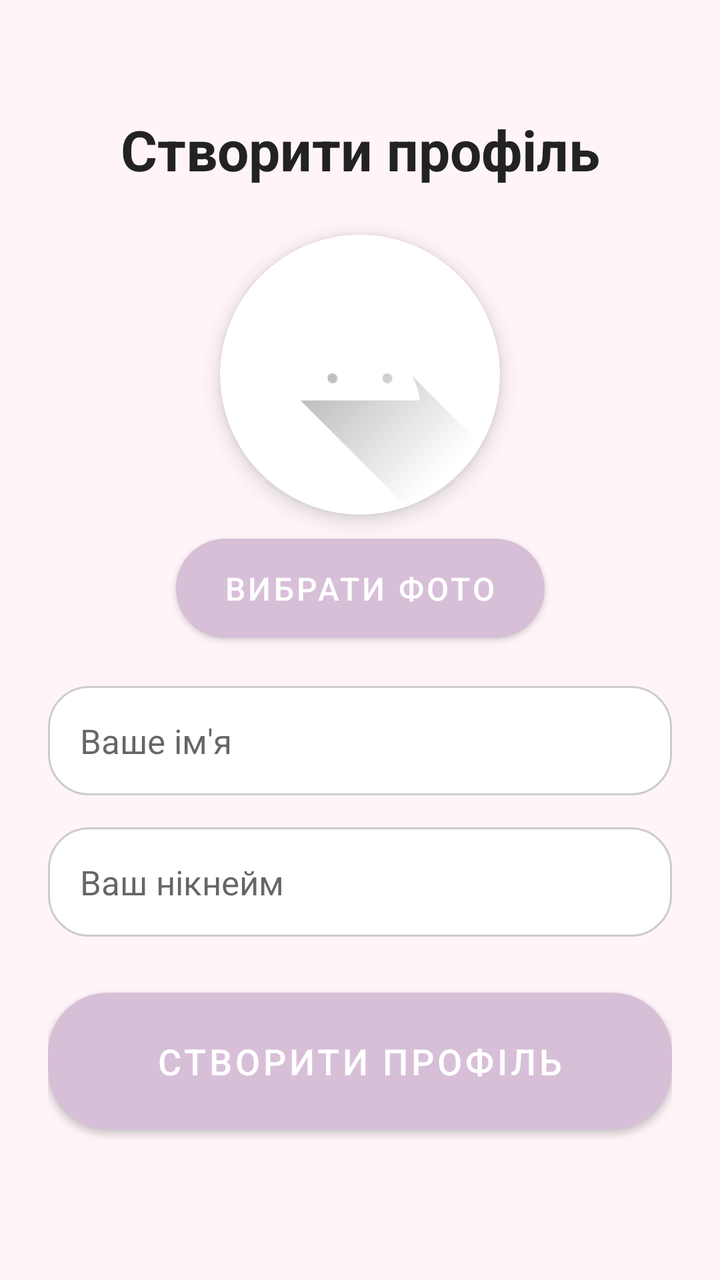
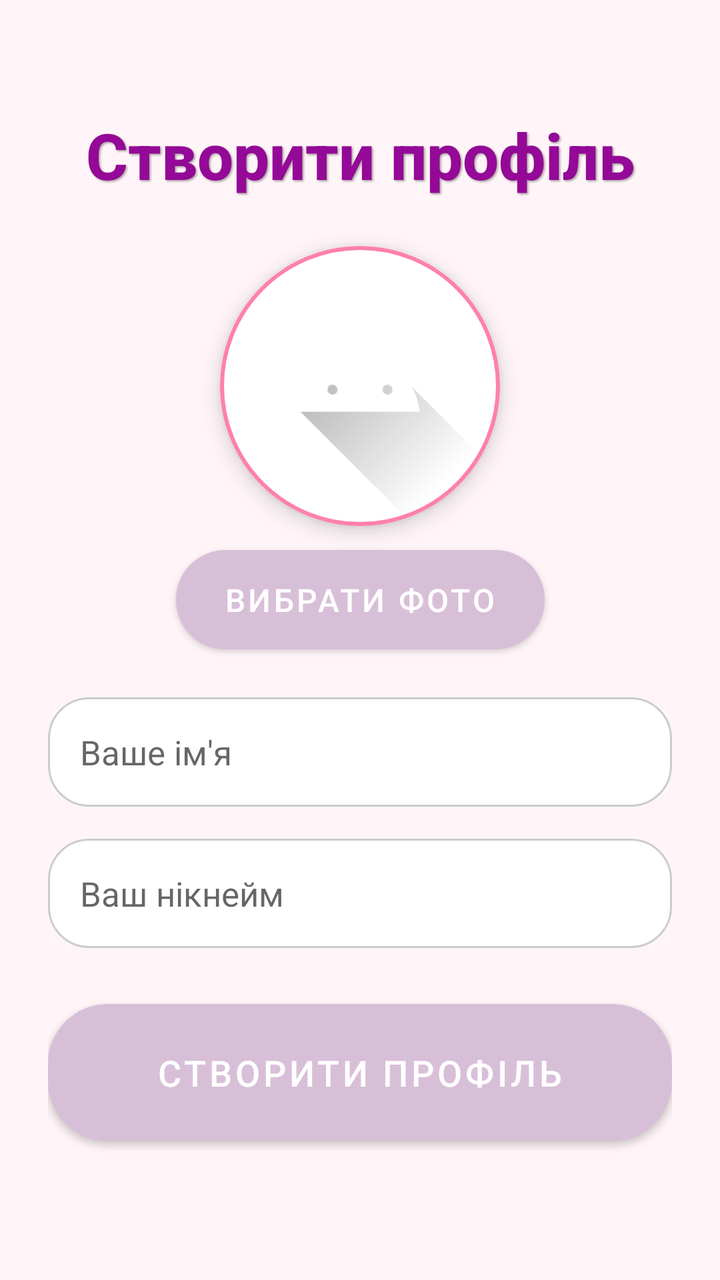

Screens rendered from an Android XML layout before and after an edit, with the pre-edit source and the edit as a unified diff.
<!-- AndroidManifest.xml: application theme Theme.CreateWardrobe -->
<!-- res/layout/activity_main.xml -->
<?xml version="1.0" encoding="utf-8"?>
<androidx.constraintlayout.widget.ConstraintLayout
    android:id="@+id/mainLayout"
    xmlns:android="http://schemas.android.com/apk/res/android"
    xmlns:app="http://schemas.android.com/apk/res-auto"
    xmlns:tools="http://schemas.android.com/tools"
    android:layout_width="match_parent"
    android:layout_height="match_parent"
    android:background="#FFF5F8"
    android:padding="24dp"
    tools:context=".MainActivity">


    <TextView
        android:id="@+id/titleText"
        android:layout_width="0dp"
        android:layout_height="wrap_content"
        android:text="Створити профіль"
        android:textColor="#222222"
        android:textSize="28sp"
        android:textStyle="bold"
        android:gravity="center"
        android:layout_marginTop="32dp"
        app:layout_constraintTop_toTopOf="parent"
        app:layout_constraintStart_toStartOf="parent"
        app:layout_constraintEnd_toEndOf="parent" />


    <ImageView
        android:id="@+id/imageProfile"
        android:layout_width="140dp"
        android:layout_height="140dp"
        android:layout_marginTop="24dp"
        android:background="@drawable/circle_background"
    android:src="@drawable/ic_launcher_foreground"
    android:scaleType="centerCrop"
    android:contentDescription="Image профілю"
    android:elevation="6dp"
    android:clipToOutline="true"
    app:layout_constraintTop_toBottomOf="@id/titleText"
    app:layout_constraintStart_toStartOf="parent"
    app:layout_constraintEnd_toEndOf="parent" />


    <Button
        android:id="@+id/buttonChoosePhoto"
        android:layout_width="wrap_content"
        android:layout_height="wrap_content"
        android:text="Вибрати Фото"
        android:textColor="#FFFFFF"
        android:textSize="16sp"
        android:backgroundTint="#FF7F9B"
        android:layout_marginTop="12dp"
        android:paddingHorizontal="24dp"
        android:paddingVertical="8dp"
        android:background="@drawable/rounded_button"
    app:layout_constraintTop_toBottomOf="@id/imageProfile"
    app:layout_constraintStart_toStartOf="parent"
    app:layout_constraintEnd_toEndOf="parent" />

    <EditText
        android:id="@+id/editTextName"
        android:layout_width="0dp"
        android:layout_height="wrap_content"
        android:layout_marginTop="24dp"
        android:hint="Ваше ім'я"
        android:minHeight="54dp"
        android:padding="16dp"
        android:textColor="#000000"
        android:textSize="17sp"
        android:background="@drawable/rounded_edittext"
        app:layout_constraintTop_toBottomOf="@id/buttonChoosePhoto"
        app:layout_constraintStart_toStartOf="parent"
        app:layout_constraintEnd_toEndOf="parent" />


    <EditText
        android:id="@+id/editTextNickname"
        android:layout_width="0dp"
        android:layout_height="wrap_content"
        android:layout_marginTop="16dp"
        android:hint="Ваш нікнейм"
        android:minHeight="54dp"
        android:padding="16dp"
        android:textColor="#000000"
        android:textSize="17sp"
        android:background="@drawable/rounded_edittext"
        app:layout_constraintTop_toBottomOf="@id/editTextName"
        app:layout_constraintStart_toStartOf="parent"
        app:layout_constraintEnd_toEndOf="parent" />


    <Button
        android:id="@+id/buttonSave"
        android:layout_width="0dp"
        android:layout_height="wrap_content"
        android:text="Створити профіль"
        android:textColor="#FFFFFF"
        android:textSize="18sp"
        android:backgroundTint="#FF5A8C"
        android:layout_marginTop="28dp"
        android:padding="16dp"
        android:background="@drawable/rounded_button"
        app:layout_constraintTop_toBottomOf="@id/editTextNickname"
        app:layout_constraintStart_toStartOf="parent"
        app:layout_constraintEnd_toEndOf="parent" />

</androidx.constraintlayout.widget.ConstraintLayout>
<!-- resources referenced by this layout -->
<resources>
  <!-- drawable circle_background (drawable) -->
  <shape xmlns:android="http://schemas.android.com/apk/res/android" android:shape="oval">
      <solid android:color="#FFFFFF"/>
  </shape>
  <!-- drawable ic_launcher_foreground (drawable) -->
  <vector xmlns:android="http://schemas.android.com/apk/res/android"
      xmlns:aapt="http://schemas.android.com/aapt"
      android:width="108dp"
      android:height="108dp"
      android:viewportWidth="108"
      android:viewportHeight="108">
      <path android:pathData="M31,63.928c0,0 6.4,-11 12.1,-13.1c7.2,-2.6 26,-1.4 26,-1.4l38.1,38.1L107,108.928l-32,-1L31,63.928z">
          <aapt:attr name="android:fillColor">
              <gradient
                  android:endX="85.84757"
                  android:endY="92.4963"
                  android:startX="42.9492"
                  android:startY="49.59793"
                  android:type="linear">
                  <item
                      android:color="#44000000"
                      android:offset="0.0" />
                  <item
                      android:color="#00000000"
                      android:offset="1.0" />
              </gradient>
          </aapt:attr>
      </path>
      <path
          android:fillColor="#FFFFFF"
          android:fillType="nonZero"
          android:pathData="M65.3,45.828l3.8,-6.6c0.2,-0.4 0.1,-0.9 -0.3,-1.1c-0.4,-0.2 -0.9,-0.1 -1.1,0.3l-3.9,6.7c-6.3,-2.8 -13.4,-2.8 -19.7,0l-3.9,-6.7c-0.2,-0.4 -0.7,-0.5 -1.1,-0.3C38.8,38.328 38.7,38.828 38.9,39.228l3.8,6.6C36.2,49.428 31.7,56.028 31,63.928h46C76.3,56.028 71.8,49.428 65.3,45.828zM43.4,57.328c-0.8,0 -1.5,-0.5 -1.8,-1.2c-0.3,-0.7 -0.1,-1.5 0.4,-2.1c0.5,-0.5 1.4,-0.7 2.1,-0.4c0.7,0.3 1.2,1 1.2,1.8C45.3,56.528 44.5,57.328 43.4,57.328L43.4,57.328zM64.6,57.328c-0.8,0 -1.5,-0.5 -1.8,-1.2s-0.1,-1.5 0.4,-2.1c0.5,-0.5 1.4,-0.7 2.1,-0.4c0.7,0.3 1.2,1 1.2,1.8C66.5,56.528 65.6,57.328 64.6,57.328L64.6,57.328z"
          android:strokeWidth="1"
          android:strokeColor="#00000000" />
  </vector>
  <!-- drawable rounded_button (drawable) -->
  <shape xmlns:android="http://schemas.android.com/apk/res/android" android:shape="rectangle">
      <solid android:color="#FF5A8C"/>
      <corners android:radius="30dp"/>
  </shape>
  <!-- drawable rounded_edittext (drawable) -->
  <shape xmlns:android="http://schemas.android.com/apk/res/android" android:shape="rectangle">
      <solid android:color="#FFFFFF"/>
      <corners android:radius="20dp"/>
      <stroke android:width="1dp" android:color="#CCCCCC"/>
  </shape>
  <style name="Theme.CreateWardrobe" parent="Base.Theme.CreateWardrobe" />
  <style name="Base.Theme.CreateWardrobe" parent="Theme.MaterialComponents.DayNight.NoActionBar">
          <item name="colorPrimary">@color/pink</item>
          <item name="colorPrimaryVariant">@color/pink</item>
          <item name="colorOnPrimary">@android:color/white</item>
      </style>
  <color name="pink">#D8BFD8</color>
</resources>

<!-- the commit's change to res/layout/activity_main.xml (unified diff, before → after) -->
@@ -16,14 +16,20 @@
         android:layout_width="0dp"
         android:layout_height="wrap_content"
         android:text="Створити профіль"
-        android:textColor="#222222"
-        android:textSize="28sp"
+        android:textColor="@color/pink_dark"
+        android:textSize="32sp"
         android:textStyle="bold"
+        android:fontFamily="sans-serif-medium"
         android:gravity="center"
         android:layout_marginTop="32dp"
+        android:shadowColor="#55000000"
+        android:shadowDx="2"
+        android:shadowDy="2"
+        android:shadowRadius="2"
         app:layout_constraintTop_toTopOf="parent"
         app:layout_constraintStart_toStartOf="parent"
         app:layout_constraintEnd_toEndOf="parent" />
+
 
 
     <ImageView
<!-- resource entries referenced after the edit -->
@@ -1,8 +1,18 @@
 <!-- resources referenced by this layout -->
 <resources>
+  <color name="pink_dark">#940997</color>
   <!-- drawable circle_background (drawable) -->
-  <shape xmlns:android="http://schemas.android.com/apk/res/android" android:shape="oval">
-      <solid android:color="#FFFFFF"/>
+  <?xml version="1.0" encoding="utf-8"?>
+  <shape xmlns:android="http://schemas.android.com/apk/res/android"
+      android:shape="oval">
+  
+      <solid android:color="@android:color/white"/>
+      <stroke
+          android:width="2dp"
+          android:color="#FF80AB"/>
+      <size
+          android:width="150dp"
+          android:height="150dp"/>
   </shape>
   <!-- drawable ic_launcher_foreground (drawable) -->
   <vector xmlns:android="http://schemas.android.com/apk/res/android"
